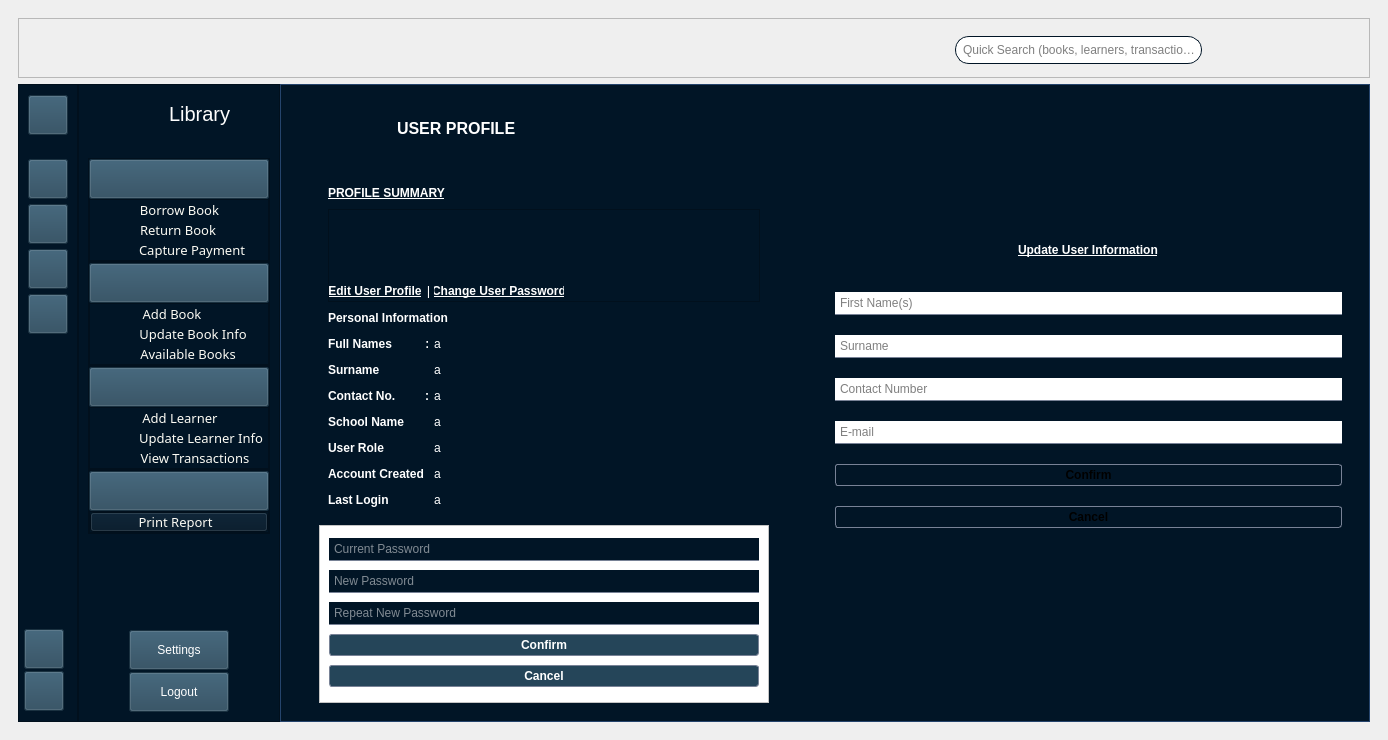
Before: the Qt Designer form ui/MainWindow.ui in Kurende/Library_Management_System, drawn with Qt 5.
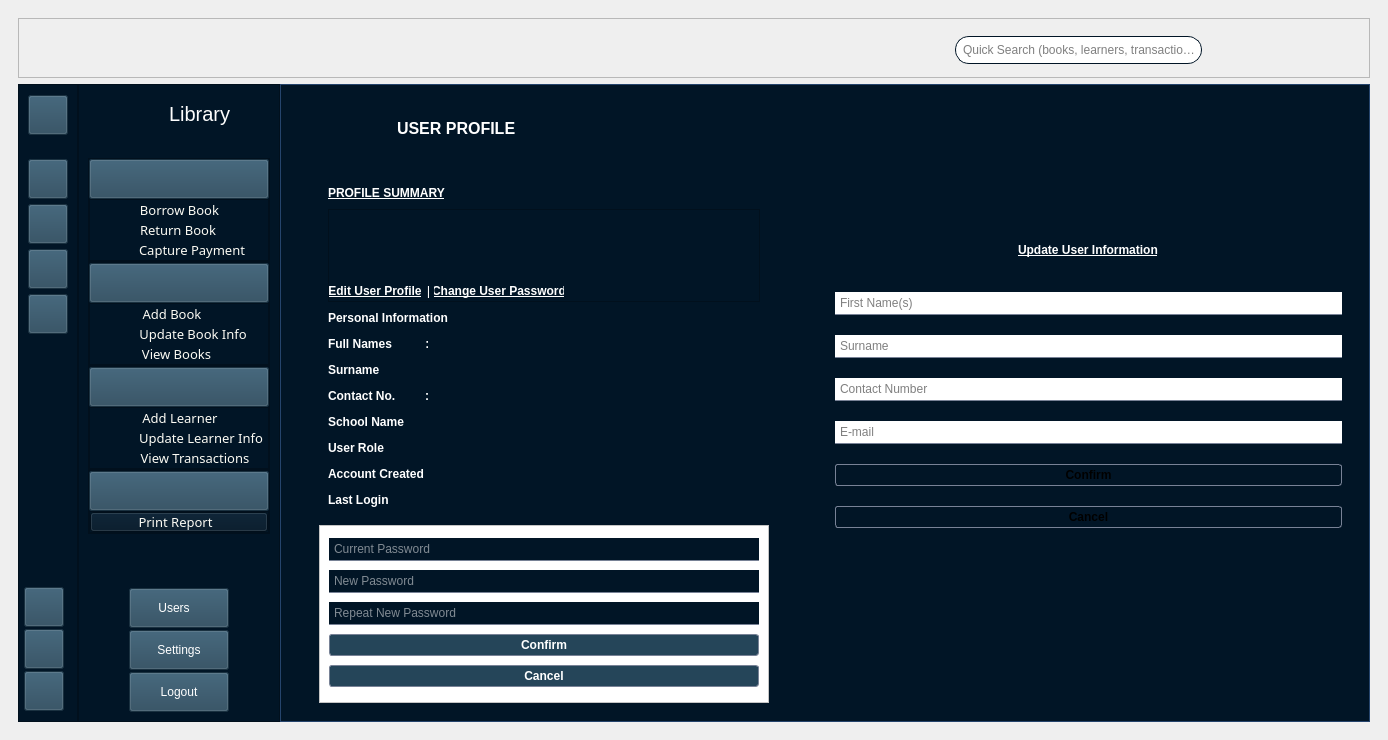
After: the same form once the commit is applied. The open tabs and pages were chosen to show the change. Icons and pictures are not drawn.

Commit message: added users sidebar buttons

```diff
--- a/ui/MainWindow.ui
+++ b/ui/MainWindow.ui
@@ -1957,6 +1957,38 @@
                  <property name="spacing">
                   <number>2</number>
                  </property>
+                 <item>
+                  <widget class="QPushButton" name="pushButton_usersIconSection">
+                   <property name="minimumSize">
+                    <size>
+                     <width>40</width>
+                     <height>40</height>
+                    </size>
+                   </property>
+                   <property name="maximumSize">
+                    <size>
+                     <width>40</width>
+                     <height>40</height>
+                    </size>
+                   </property>
+                   <property name="text">
+                    <string/>
+                   </property>
+                   <property name="icon">
+                    <iconset resource="../resources.qrc">
+                     <normaloff>:/icons/icons/utils/icons8-user-96.png</normaloff>:/icons/icons/utils/icons8-user-96.png</iconset>
+                   </property>
+                   <property name="iconSize">
+                    <size>
+                     <width>30</width>
+                     <height>30</height>
+                    </size>
+                   </property>
+                   <property name="checkable">
+                    <bool>true</bool>
+                   </property>
+                  </widget>
+                 </item>
                  <item>
                   <widget class="QPushButton" name="pushButton_settingsIconSection">
                    <property name="minimumSize">
@@ -2506,7 +2538,7 @@
                          </property>
                          <property name="styleSheet">
                           <string notr="true">QPushButton{
-padding-left:18;
+padding-left:-5;
 background-color:#011526;
 color:rgb(252, 251, 244);
 font:13px bold;}
@@ -2515,7 +2547,7 @@
 color:#6093BF;}</string>
                          </property>
                          <property name="text">
-                          <string>Available Books</string>
+                          <string>View Books</string>
                          </property>
                          <property name="flat">
                           <bool>true</bool>
@@ -2863,6 +2895,43 @@
                  <property name="spacing">
                   <number>2</number>
                  </property>
+                 <item alignment="Qt::AlignmentFlag::AlignHCenter">
+                  <widget class="QPushButton" name="pushButton_usersSidebar">
+                   <property name="minimumSize">
+                    <size>
+                     <width>100</width>
+                     <height>40</height>
+                    </size>
+                   </property>
+                   <property name="maximumSize">
+                    <size>
+                     <width>100</width>
+                     <height>40</height>
+                    </size>
+                   </property>
+                   <property name="styleSheet">
+                    <string notr="true">QPushButton{color:white;
+
+}</string>
+                   </property>
+                   <property name="text">
+                    <string>Users   </string>
+                   </property>
+                   <property name="icon">
+                    <iconset resource="../resources.qrc">
+                     <normaloff>:/icons/icons/utils/icons8-user-96.png</normaloff>:/icons/icons/utils/icons8-user-96.png</iconset>
+                   </property>
+                   <property name="iconSize">
+                    <size>
+                     <width>30</width>
+                     <height>30</height>
+                    </size>
+                   </property>
+                   <property name="checkable">
+                    <bool>true</bool>
+                   </property>
+                  </widget>
+                 </item>
                  <item alignment="Qt::AlignmentFlag::AlignHCenter">
                   <widget class="QPushButton" name="pushButton_settingsSidebar">
                    <property name="minimumSize">
@@ -9952,7 +10021,7 @@
                                       </size>
                                      </property>
                                      <property name="text">
-                                      <string>a</string>
+                                      <string/>
                                      </property>
                                     </widget>
                                    </item>
@@ -9999,7 +10068,7 @@
                                       </size>
                                      </property>
                                      <property name="text">
-                                      <string>a</string>
+                                      <string/>
                                      </property>
                                     </widget>
                                    </item>
@@ -10046,7 +10115,7 @@
                                       </size>
                                      </property>
                                      <property name="text">
-                                      <string>a</string>
+                                      <string/>
                                      </property>
                                     </widget>
                                    </item>
@@ -10093,7 +10162,7 @@
                                       </size>
                                      </property>
                                      <property name="text">
-                                      <string>a</string>
+                                      <string/>
                                      </property>
                                     </widget>
                                    </item>
@@ -10140,7 +10209,7 @@
                                       </size>
                                      </property>
                                      <property name="text">
-                                      <string>a</string>
+                                      <string/>
                                      </property>
                                     </widget>
                                    </item>
@@ -10181,7 +10250,7 @@
                                       </size>
                                      </property>
                                      <property name="text">
-                                      <string>a</string>
+                                      <string/>
                                      </property>
                                     </widget>
                                    </item>
@@ -10228,7 +10297,7 @@
                                       </size>
                                      </property>
                                      <property name="text">
-                                      <string>a</string>
+                                      <string/>
                                      </property>
                                     </widget>
                                    </item>
```
Left out of the diff: 20 changed lines with no effect on the pictures.
